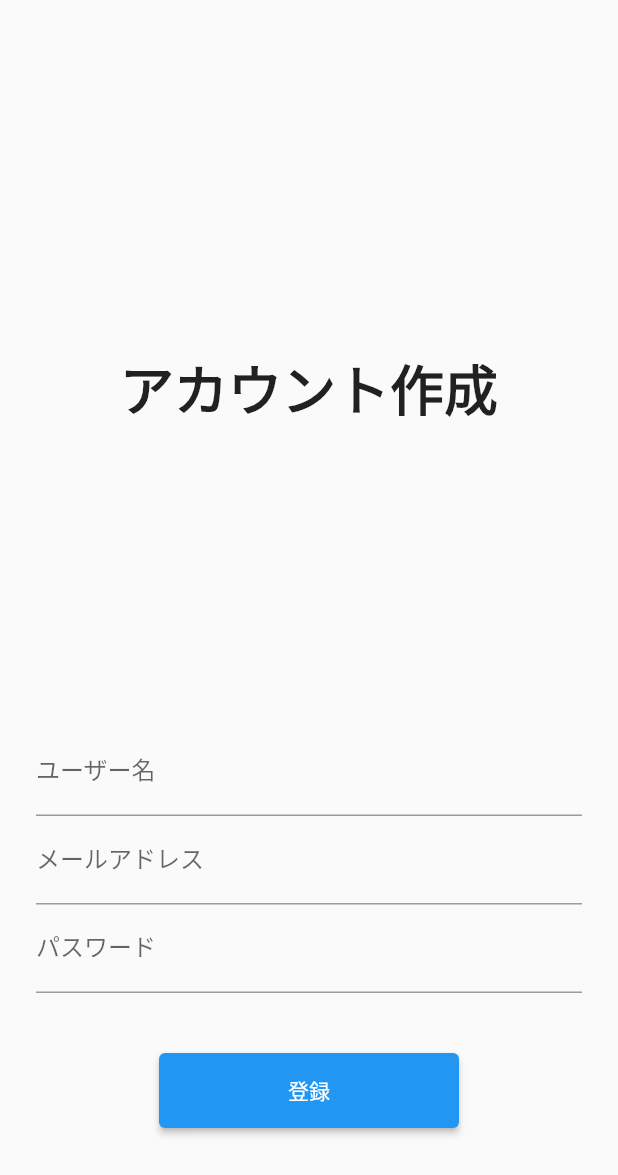
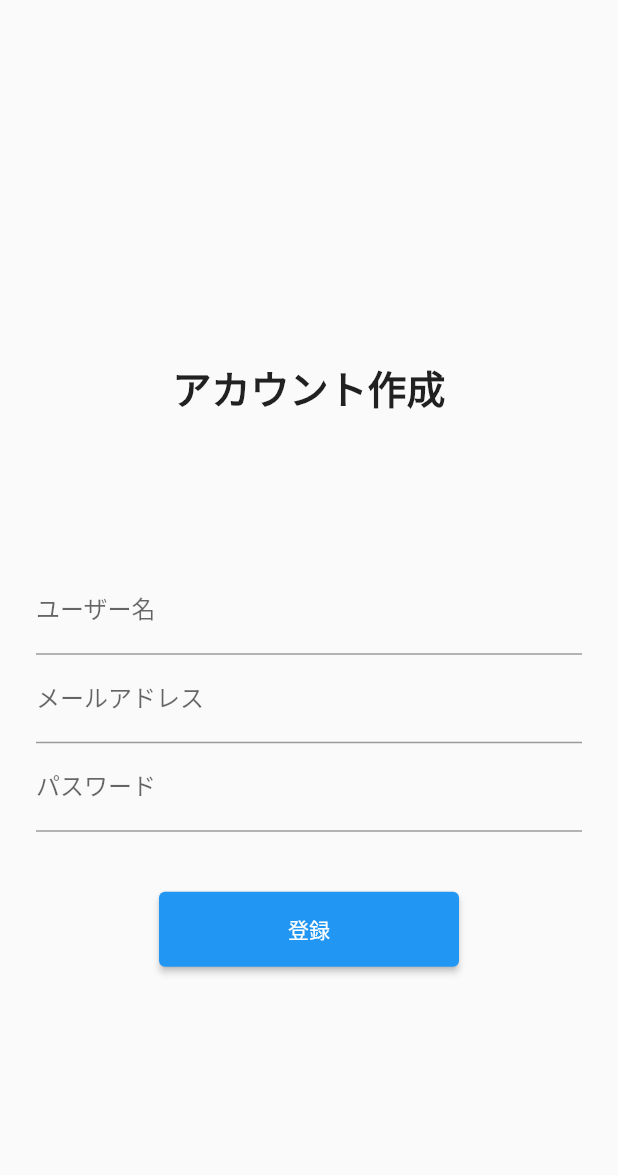
Before and after one commit to jack-app/ideathon-summer-team2, a Flutter app: the CreateAcount screen opened directly, on a phone screen of 412 x 824 dp. Shown: the top 1175 px of the screen. Run offline on Flutter 3.47's test engine with Material 2 defaults, Android fonts, the phone set to English and light mode, and no system bars.

Commit message:
アカウント作成画面

```diff
--- a/lib/login.dart
+++ b/lib/login.dart
@@ -14,9 +14,8 @@ class CreateAcount extends StatelessWidget {
             //タイトル
             Container(
               margin: EdgeInsets.symmetric(
-                vertical: 200.0,
-                horizontal: 20.0,),
-              child:Text('アカウント作成',style: TextStyle(fontWeight: FontWeight.bold,fontSize: 36)),),
+                vertical: 100.0,),
+              child:Text('アカウント作成',style: TextStyle(fontWeight: FontWeight.bold,fontSize: 26)),),
 
             //ユーザー入力
             TextFormField(
```
